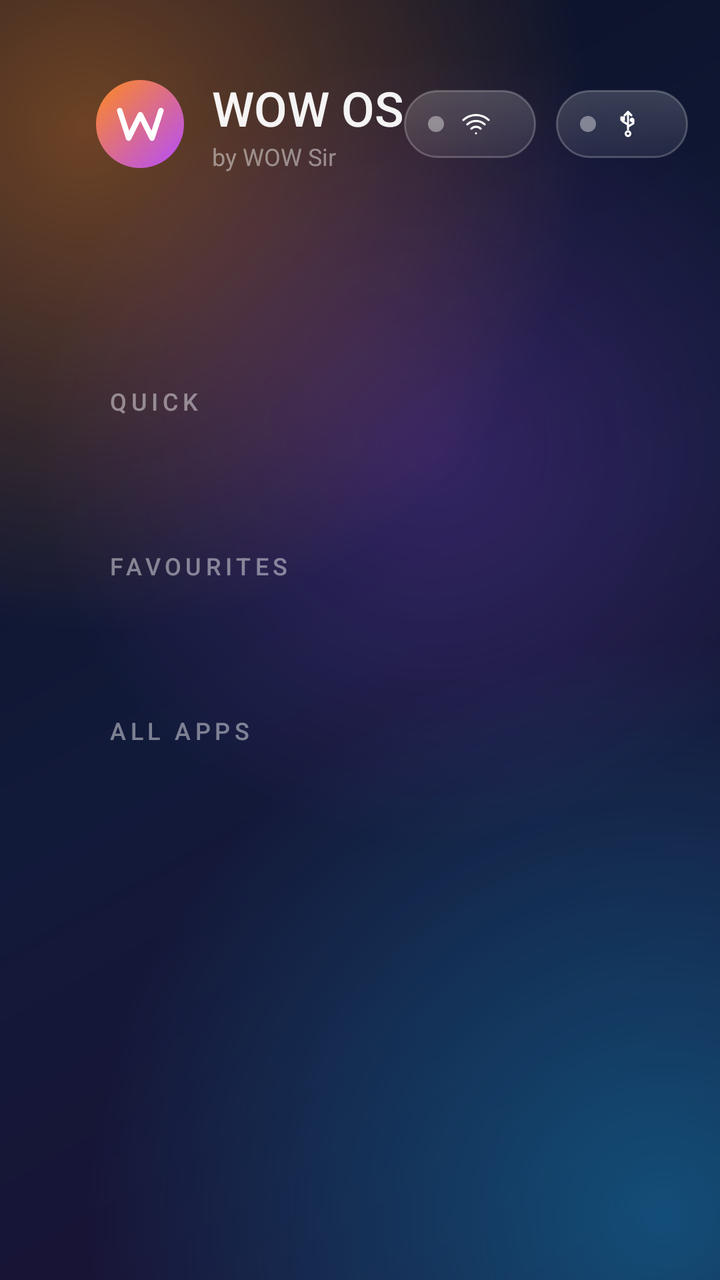
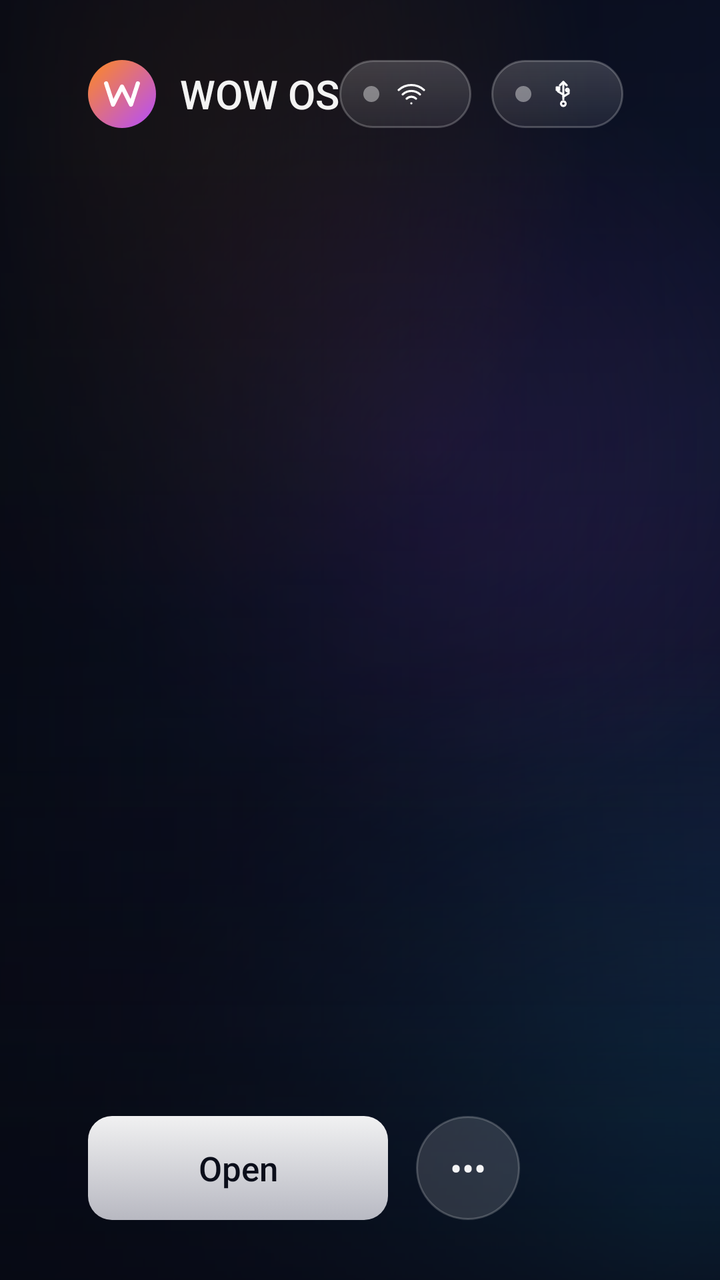

Screens rendered from an Android XML layout before and after an edit, with the pre-edit source and the edit as a unified diff.
<!-- AndroidManifest.xml: application theme WowTheme -->
<!-- res/layout/activity_home.xml -->
<?xml version="1.0" encoding="utf-8"?>
<ScrollView xmlns:android="http://schemas.android.com/apk/res/android"
    android:id="@+id/page"
    android:layout_width="match_parent"
    android:layout_height="match_parent"
    android:clipChildren="false"
    android:clipToPadding="false"
    android:fillViewport="true"
    android:scrollbars="none">

<LinearLayout
    android:layout_width="match_parent"
    android:layout_height="wrap_content"
    android:clipChildren="false"
    android:clipToPadding="false"
    android:orientation="vertical"
    android:paddingStart="48dp"
    android:paddingTop="28dp"
    android:paddingEnd="48dp"
    android:paddingBottom="12dp">

    
    <LinearLayout
        android:layout_width="match_parent"
        android:layout_height="wrap_content"
        android:gravity="center_vertical"
        android:orientation="horizontal">

        <ImageView
            android:layout_width="44dp"
            android:layout_height="44dp"
            android:importantForAccessibility="no"
            android:src="@drawable/ic_launcher" />

        <LinearLayout
            android:layout_width="wrap_content"
            android:layout_height="wrap_content"
            android:layout_marginStart="14dp"
            android:orientation="vertical">

            <TextView
                android:layout_width="wrap_content"
                android:layout_height="wrap_content"
                android:fontFamily="sans-serif-medium"
                android:text="@string/app_name"
                android:textColor="@color/text"
                android:textSize="24sp" />

            <TextView
                android:layout_width="wrap_content"
                android:layout_height="wrap_content"
                android:text="@string/tagline"
                android:textColor="@color/text_faint"
                android:textSize="12sp" />
        </LinearLayout>

        <View
            android:layout_width="0dp"
            android:layout_height="1dp"
            android:layout_weight="1" />

        <LinearLayout style="@style/Chip">
            <ImageView android:id="@+id/net_dot" android:layout_width="8dp" android:layout_height="8dp" android:src="@drawable/dot_off" />
            <ImageView android:layout_width="16dp" android:layout_height="16dp" android:layout_marginStart="8dp" android:src="@drawable/ic_wifi" />
            <TextView android:id="@+id/net_text" style="@style/ChipText" />
        </LinearLayout>

        <LinearLayout style="@style/Chip">
            <ImageView android:id="@+id/usb_dot" android:layout_width="8dp" android:layout_height="8dp" android:src="@drawable/dot_off" />
            <ImageView android:layout_width="16dp" android:layout_height="16dp" android:layout_marginStart="8dp" android:src="@drawable/ic_usb" />
            <TextView android:id="@+id/usb_text" style="@style/ChipText" />
        </LinearLayout>

        <LinearLayout android:id="@+id/next_chip" style="@style/Chip" android:layout_marginEnd="24dp" android:visibility="gone">
            <ImageView android:layout_width="16dp" android:layout_height="16dp" android:src="@drawable/ic_bell" />
            <TextView android:id="@+id/next_text" style="@style/ChipText" android:maxWidth="260dp" android:singleLine="true" android:ellipsize="end" />
        </LinearLayout>

        <LinearLayout
            android:layout_width="wrap_content"
            android:layout_height="wrap_content"
            android:gravity="end"
            android:orientation="vertical">

            <TextClock
                android:layout_width="wrap_content"
                android:layout_height="wrap_content"
                android:fontFamily="sans-serif-light"
                android:format12Hour="h:mm"
                android:format24Hour="HH:mm"
                android:textColor="@color/text"
                android:textSize="38sp" />

            <TextClock
                android:layout_width="wrap_content"
                android:layout_height="wrap_content"
                android:format12Hour="EEEE, d MMMM"
                android:format24Hour="EEEE, d MMMM"
                android:textColor="@color/text_dim"
                android:textSize="13sp" />
        </LinearLayout>
    </LinearLayout>

    
    <TextView
        android:id="@+id/greet"
        android:layout_width="wrap_content"
        android:layout_height="wrap_content"
        android:layout_marginStart="4dp"
        android:layout_marginTop="18dp"
        android:fontFamily="sans-serif-light"
        android:textColor="@color/text"
        android:textSize="30sp" />

    <TextView
        android:id="@+id/message"
        android:layout_width="wrap_content"
        android:layout_height="wrap_content"
        android:layout_marginStart="4dp"
        android:layout_marginTop="2dp"
        android:maxLines="2"
        android:maxWidth="900dp"
        android:textColor="@color/text_dim"
        android:textSize="16sp"
        android:textStyle="italic" />

    
    <TextView android:id="@+id/sec_inputs" style="@style/Section" android:layout_marginTop="14dp" android:text="@string/sec_inputs" android:visibility="gone" />

    <HorizontalScrollView
        android:id="@+id/inputs_scroll"
        android:layout_width="match_parent"
        android:layout_height="wrap_content"
        android:clipChildren="false"
        android:clipToPadding="false"
        android:paddingTop="30dp"
        android:paddingBottom="30dp"
        android:scrollbars="none"
        android:visibility="gone">

        <LinearLayout
            android:id="@+id/inputs_row"
            android:layout_width="wrap_content"
            android:layout_height="wrap_content"
            android:clipChildren="false"
            android:orientation="horizontal"
            android:paddingStart="40dp"
            android:paddingEnd="40dp" />
    </HorizontalScrollView>

    
    <TextView style="@style/Section" android:layout_marginTop="14dp" android:text="@string/sec_quick" />

    <HorizontalScrollView
        android:id="@+id/quick_scroll"
        android:layout_width="match_parent"
        android:layout_height="wrap_content"
        android:clipChildren="false"
        android:clipToPadding="false"
        android:paddingTop="30dp"
        android:paddingBottom="30dp"
        android:scrollbars="none">

        <LinearLayout
            android:id="@+id/quick_row"
            android:layout_width="wrap_content"
            android:layout_height="wrap_content"
            android:clipChildren="false"
            android:orientation="horizontal"
            android:paddingStart="40dp"
            android:paddingEnd="40dp" />
    </HorizontalScrollView>

    
    <TextView style="@style/Section" android:layout_marginTop="6dp" android:text="@string/sec_favs" />

    <HorizontalScrollView
        android:id="@+id/fav_scroll"
        android:layout_width="match_parent"
        android:layout_height="wrap_content"
        android:clipChildren="false"
        android:clipToPadding="false"
        android:paddingTop="30dp"
        android:paddingBottom="30dp"
        android:scrollbars="none">

        <LinearLayout
            android:id="@+id/fav_row"
            android:layout_width="wrap_content"
            android:layout_height="wrap_content"
            android:clipChildren="false"
            android:orientation="horizontal"
            android:paddingStart="40dp"
            android:paddingEnd="40dp" />
    </HorizontalScrollView>

    <TextView
        android:id="@+id/fav_hint"
        android:layout_width="wrap_content"
        android:layout_height="wrap_content"
        android:layout_marginStart="6dp"
        android:layout_marginBottom="8dp"
        android:text="@string/fav_hint"
        android:textColor="@color/text_faint"
        android:textSize="13sp"
        android:visibility="gone" />

    
    <TextView style="@style/Section" android:layout_marginTop="6dp" android:text="@string/sec_all" />

    <HorizontalScrollView
        android:id="@+id/all_scroll"
        android:layout_width="match_parent"
        android:layout_height="wrap_content"
        android:clipChildren="false"
        android:clipToPadding="false"
        android:paddingTop="30dp"
        android:paddingBottom="30dp"
        android:scrollbars="none">

        <LinearLayout
            android:id="@+id/all_row"
            android:layout_width="wrap_content"
            android:layout_height="wrap_content"
            android:clipChildren="false"
            android:orientation="horizontal"
            android:paddingStart="40dp"
            android:paddingEnd="40dp" />
    </HorizontalScrollView>
</LinearLayout>
</ScrollView>
<!-- resources referenced by this layout -->
<resources>
  <color name="text_dim">#A6FFFFFF</color>
  <string name="fav_hint">Hold OK (or press Menu) on any app to pin it here</string>
  <string name="sec_all">ALL APPS</string>
  <string name="sec_favs">FAVOURITES</string>
  <string name="sec_inputs">INPUTS</string>
  <string name="sec_quick">QUICK</string>
  <string name="tagline">by WOW Sir</string>
  <style name="Section">
          <item name="android:layout_width">wrap_content</item>
          <item name="android:layout_height">wrap_content</item>
          <item name="android:textColor">@color/text_faint</item>
          <item name="android:textSize">12sp</item>
          <item name="android:letterSpacing">0.18</item>
          <item name="android:fontFamily">sans-serif-medium</item>
          <item name="android:layout_marginStart">6dp</item>
      </style>
  <!-- unchanged entries left out for length: 14 -->
</resources>

<!-- the commit's change to res/layout/activity_home.xml (unified diff, before → after) -->
@@ -1,231 +1,218 @@
 <?xml version="1.0" encoding="utf-8"?>
-<ScrollView xmlns:android="http://schemas.android.com/apk/res/android"
-    android:id="@+id/page"
+<FrameLayout xmlns:android="http://schemas.android.com/apk/res/android"
     android:layout_width="match_parent"
     android:layout_height="match_parent"
-    android:clipChildren="false"
-    android:clipToPadding="false"
-    android:fillViewport="true"
-    android:scrollbars="none">
-
-<LinearLayout
-    android:layout_width="match_parent"
-    android:layout_height="wrap_content"
-    android:clipChildren="false"
-    android:clipToPadding="false"
-    android:orientation="vertical"
-    android:paddingStart="48dp"
-    android:paddingTop="28dp"
-    android:paddingEnd="48dp"
-    android:paddingBottom="12dp">
+    android:background="@drawable/bg_wallpaper">
 
     
+    <ImageView
+        android:id="@+id/hero_a"
+        android:layout_width="match_parent"
+        android:layout_height="match_parent"
+        android:importantForAccessibility="no"
+        android:scaleType="centerCrop" />
+
+    <ImageView
+        android:id="@+id/hero_b"
+        android:layout_width="match_parent"
+        android:layout_height="match_parent"
+        android:alpha="0"
+        android:importantForAccessibility="no"
+        android:scaleType="centerCrop" />
+
+    
+    <ImageView
+        android:id="@+id/hero_icon"
+        android:layout_width="240dp"
+        android:layout_height="240dp"
+        android:layout_gravity="center"
+        android:alpha="0"
+        android:importantForAccessibility="no"
+        android:scaleType="fitCenter" />
+
+    <View
+        android:layout_width="match_parent"
+        android:layout_height="match_parent"
+        android:background="@drawable/hero_scrim" />
+
     <LinearLayout
         android:layout_width="match_parent"
-        android:layout_height="wrap_content"
-        android:gravity="center_vertical"
-        android:orientation="horizontal">
-
-        <ImageView
-            android:layout_width="44dp"
-            android:layout_height="44dp"
-            android:importantForAccessibility="no"
-            android:src="@drawable/ic_launcher" />
-
+        android:layout_height="match_parent"
+        android:clipChildren="false"
+        android:orientation="vertical"
+        android:paddingStart="44dp"
+        android:paddingTop="26dp"
+        android:paddingEnd="44dp"
+        android:paddingBottom="30dp">
+
+        
         <LinearLayout
-            android:layout_width="wrap_content"
-            android:layout_height="wrap_content"
-            android:layout_marginStart="14dp"
-            android:orientation="vertical">
+            android:layout_width="match_parent"
+            android:layout_height="wrap_content"
+            android:gravity="center_vertical"
+            android:orientation="horizontal">
+
+            <ImageView
+                android:layout_width="34dp"
+                android:layout_height="34dp"
+                android:importantForAccessibility="no"
+                android:src="@drawable/ic_launcher" />
 
             <TextView
                 android:layout_width="wrap_content"
                 android:layout_height="wrap_content"
+                android:layout_marginStart="12dp"
                 android:fontFamily="sans-serif-medium"
                 android:text="@string/app_name"
                 android:textColor="@color/text"
-                android:textSize="24sp" />
-
-            <TextView
+                android:textSize="20sp" />
+
+            <View
+                android:layout_width="0dp"
+                android:layout_height="1dp"
+                android:layout_weight="1" />
+
+            <LinearLayout style="@style/Chip">
+                <ImageView android:id="@+id/net_dot" android:layout_width="8dp" android:layout_height="8dp" android:src="@drawable/dot_off" />
+                <ImageView android:layout_width="16dp" android:layout_height="16dp" android:layout_marginStart="8dp" android:src="@drawable/ic_wifi" />
+                <TextView android:id="@+id/net_text" style="@style/ChipText" />
+            </LinearLayout>
+
+            <LinearLayout style="@style/Chip">
+                <ImageView android:id="@+id/usb_dot" android:layout_width="8dp" android:layout_height="8dp" android:src="@drawable/dot_off" />
+                <ImageView android:layout_width="16dp" android:layout_height="16dp" android:layout_marginStart="8dp" android:src="@drawable/ic_usb" />
+                <TextView android:id="@+id/usb_text" style="@style/ChipText" />
+            </LinearLayout>
+
+            <LinearLayout android:id="@+id/next_chip" style="@style/Chip" android:visibility="gone">
+                <ImageView android:layout_width="16dp" android:layout_height="16dp" android:src="@drawable/ic_bell" />
+                <TextView android:id="@+id/next_text" style="@style/ChipText" android:maxWidth="220dp" android:singleLine="true" android:ellipsize="end" />
+            </LinearLayout>
+
+            <ImageView
+                android:id="@+id/btn_settings"
+                android:layout_width="42dp"
+                android:layout_height="42dp"
+                android:layout_marginStart="6dp"
+                android:background="@drawable/glass_circle"
+                android:focusable="true"
+                android:padding="10dp"
+                android:src="@drawable/ic_settings" />
+
+            <ImageView
+                android:id="@+id/btn_menu"
+                android:layout_width="42dp"
+                android:layout_height="42dp"
+                android:layout_marginStart="10dp"
+                android:background="@drawable/glass_circle"
+                android:focusable="true"
+                android:padding="10dp"
+                android:src="@drawable/ic_grid" />
+
+            <TextClock
                 android:layout_width="wrap_content"
                 android:layout_height="wrap_content"
-                android:text="@string/tagline"
-                android:textColor="@color/text_faint"
-                android:textSize="12sp" />
-        </LinearLayout>
-
-        <View
-            android:layout_width="0dp"
-            android:layout_height="1dp"
-            android:layout_weight="1" />
-
-        <LinearLayout style="@style/Chip">
-            <ImageView android:id="@+id/net_dot" android:layout_width="8dp" android:layout_height="8dp" android:src="@drawable/dot_off" />
-            <ImageView android:layout_width="16dp" android:layout_height="16dp" android:layout_marginStart="8dp" android:src="@drawable/ic_wifi" />
-            <TextView android:id="@+id/net_text" style="@style/ChipText" />
-        </LinearLayout>
-
-        <LinearLayout style="@style/Chip">
-            <ImageView android:id="@+id/usb_dot" android:layout_width="8dp" android:layout_height="8dp" android:src="@drawable/dot_off" />
-            <ImageView android:layout_width="16dp" android:layout_height="16dp" android:layout_marginStart="8dp" android:src="@drawable/ic_usb" />
-            <TextView android:id="@+id/usb_text" style="@style/ChipText" />
-        </LinearLayout>
-
-        <LinearLayout android:id="@+id/next_chip" style="@style/Chip" android:layout_marginEnd="24dp" android:visibility="gone">
-            <ImageView android:layout_width="16dp" android:layout_height="16dp" android:src="@drawable/ic_bell" />
-            <TextView android:id="@+id/next_text" style="@style/ChipText" android:maxWidth="260dp" android:singleLine="true" android:ellipsize="end" />
-        </LinearLayout>
-
-        <LinearLayout
-            android:layout_width="wrap_content"
-            android:layout_height="wrap_content"
-            android:gravity="end"
-            android:orientation="vertical">
-
-            <TextClock
-                android:layout_width="wrap_content"
-                android:layout_height="wrap_content"
+                android:layout_marginStart="16dp"
                 android:fontFamily="sans-serif-light"
                 android:format12Hour="h:mm"
                 android:format24Hour="HH:mm"
                 android:textColor="@color/text"
-                android:textSize="38sp" />
-
-            <TextClock
+                android:textSize="26sp" />
+        </LinearLayout>
+
+        
+        <HorizontalScrollView
+            android:id="@+id/app_scroll"
+            android:layout_width="match_parent"
+            android:layout_height="wrap_content"
+            android:layout_marginTop="18dp"
+            android:clipChildren="false"
+            android:clipToPadding="false"
+            android:paddingTop="16dp"
+            android:paddingBottom="16dp"
+            android:scrollbars="none">
+
+            <LinearLayout
+                android:id="@+id/app_row"
                 android:layout_width="wrap_content"
                 android:layout_height="wrap_content"
-                android:format12Hour="EEEE, d MMMM"
-                android:format24Hour="EEEE, d MMMM"
-                android:textColor="@color/text_dim"
-                android:textSize="13sp" />
+                android:clipChildren="false"
+                android:orientation="horizontal"
+                android:paddingStart="4dp"
+                android:paddingEnd="40dp" />
+        </HorizontalScrollView>
+
+        
+        <View
+            android:layout_width="match_parent"
+            android:layout_height="0dp"
+            android:layout_weight="1" />
+
+        
+        <TextView
+            android:id="@+id/hero_tag"
+            android:layout_width="wrap_content"
+            android:layout_height="wrap_content"
+            android:letterSpacing="0.14"
+            android:textColor="@color/text_faint"
+            android:textSize="12sp"
+            android:visibility="gone" />
+
+        <TextView
+            android:id="@+id/hero_title"
+            android:layout_width="wrap_content"
+            android:layout_height="wrap_content"
+            android:layout_marginTop="2dp"
+            android:ellipsize="end"
+            android:fontFamily="sans-serif-medium"
+            android:maxWidth="760dp"
+            android:maxLines="1"
+            android:shadowColor="#CC000000"
+            android:shadowDx="0"
+            android:shadowDy="2"
+            android:shadowRadius="10"
+            android:textColor="@color/text"
+            android:textSize="40sp" />
+
+        <LinearLayout
+            android:layout_width="wrap_content"
+            android:layout_height="wrap_content"
+            android:layout_marginTop="14dp"
+            android:clipChildren="false"
+            android:gravity="center_vertical"
+            android:orientation="horizontal">
+
+            <TextView
+                android:id="@+id/btn_open"
+                android:layout_width="wrap_content"
+                android:layout_height="52dp"
+                android:background="@drawable/btn_open"
+                android:focusable="true"
+                android:fontFamily="sans-serif-medium"
+                android:gravity="center"
+                android:minWidth="150dp"
+                android:paddingStart="28dp"
+                android:paddingEnd="28dp"
+                android:text="@string/open"
+                android:textColor="#0B0E1A"
+                android:textSize="17sp" />
+
+            <LinearLayout
+                android:id="@+id/btn_options"
+                android:layout_width="52dp"
+                android:layout_height="52dp"
+                android:layout_marginStart="14dp"
+                android:background="@drawable/glass_circle"
+                android:focusable="true"
+                android:gravity="center">
+
+                <TextView
+                    android:layout_width="wrap_content"
+                    android:layout_height="wrap_content"
+                    android:text="•••"
+                    android:textColor="@color/text"
+                    android:textSize="18sp" />
+            </LinearLayout>
         </LinearLayout>
     </LinearLayout>
-
-    
-    <TextView
-        android:id="@+id/greet"
-        android:layout_width="wrap_content"
-        android:layout_height="wrap_content"
-        android:layout_marginStart="4dp"
-        android:layout_marginTop="18dp"
-        android:fontFamily="sans-serif-light"
-        android:textColor="@color/text"
-        android:textSize="30sp" />
-
-    <TextView
-        android:id="@+id/message"
-        android:layout_width="wrap_content"
-        android:layout_height="wrap_content"
-        android:layout_marginStart="4dp"
-        android:layout_marginTop="2dp"
-        android:maxLines="2"
-        android:maxWidth="900dp"
-        android:textColor="@color/text_dim"
-        android:textSize="16sp"
-        android:textStyle="italic" />
-
-    
-    <TextView android:id="@+id/sec_inputs" style="@style/Section" android:layout_marginTop="14dp" android:text="@string/sec_inputs" android:visibility="gone" />
-
-    <HorizontalScrollView
-        android:id="@+id/inputs_scroll"
-        android:layout_width="match_parent"
-        android:layout_height="wrap_content"
-        android:clipChildren="false"
-        android:clipToPadding="false"
-        android:paddingTop="30dp"
-        android:paddingBottom="30dp"
-        android:scrollbars="none"
-        android:visibility="gone">
-
-        <LinearLayout
-            android:id="@+id/inputs_row"
-            android:layout_width="wrap_content"
-            android:layout_height="wrap_content"
-            android:clipChildren="false"
-            android:orientation="horizontal"
-            android:paddingStart="40dp"
-            android:paddingEnd="40dp" />
-    </HorizontalScrollView>
-
-    
-    <TextView style="@style/Section" android:layout_marginTop="14dp" android:text="@string/sec_quick" />
-
-    <HorizontalScrollView
-        android:id="@+id/quick_scroll"
-        android:layout_width="match_parent"
-        android:layout_height="wrap_content"
-        android:clipChildren="false"
-        android:clipToPadding="false"
-        android:paddingTop="30dp"
-        android:paddingBottom="30dp"
-        android:scrollbars="none">
-
-        <LinearLayout
-            android:id="@+id/quick_row"
-            android:layout_width="wrap_content"
-            android:layout_height="wrap_content"
-            android:clipChildren="false"
-            android:orientation="horizontal"
-            android:paddingStart="40dp"
-            android:paddingEnd="40dp" />
-    </HorizontalScrollView>
-
-    
-    <TextView style="@style/Section" android:layout_marginTop="6dp" android:text="@string/sec_favs" />
-
-    <HorizontalScrollView
-        android:id="@+id/fav_scroll"
-        android:layout_width="match_parent"
-        android:layout_height="wrap_content"
-        android:clipChildren="false"
-        android:clipToPadding="false"
-        android:paddingTop="30dp"
-        android:paddingBottom="30dp"
-        android:scrollbars="none">
-
-        <LinearLayout
-            android:id="@+id/fav_row"
-            android:layout_width="wrap_content"
-            android:layout_height="wrap_content"
-            android:clipChildren="false"
-            android:orientation="horizontal"
-            android:paddingStart="40dp"
-            android:paddingEnd="40dp" />
-    </HorizontalScrollView>
-
-    <TextView
-        android:id="@+id/fav_hint"
-        android:layout_width="wrap_content"
-        android:layout_height="wrap_content"
-        android:layout_marginStart="6dp"
-        android:layout_marginBottom="8dp"
-        android:text="@string/fav_hint"
-        android:textColor="@color/text_faint"
-        android:textSize="13sp"
-        android:visibility="gone" />
-
-    
-    <TextView style="@style/Section" android:layout_marginTop="6dp" android:text="@string/sec_all" />
-
-    <HorizontalScrollView
-        android:id="@+id/all_scroll"
-        android:layout_width="match_parent"
-        android:layout_height="wrap_content"
-        android:clipChildren="false"
-        android:clipToPadding="false"
-        android:paddingTop="30dp"
-        android:paddingBottom="30dp"
-        android:scrollbars="none">
-
-        <LinearLayout
-            android:id="@+id/all_row"
-            android:layout_width="wrap_content"
-            android:layout_height="wrap_content"
-            android:clipChildren="false"
-            android:orientation="horizontal"
-            android:paddingStart="40dp"
-            android:paddingEnd="40dp" />
-    </HorizontalScrollView>
-</LinearLayout>
-</ScrollView>
+</FrameLayout>
<!-- resource entries referenced after the edit -->
@@ -1,21 +1,63 @@
 <!-- resources referenced by this layout -->
 <resources>
-  <color name="text_dim">#A6FFFFFF</color>
-  <string name="fav_hint">Hold OK (or press Menu) on any app to pin it here</string>
-  <string name="sec_all">ALL APPS</string>
-  <string name="sec_favs">FAVOURITES</string>
-  <string name="sec_inputs">INPUTS</string>
-  <string name="sec_quick">QUICK</string>
-  <string name="tagline">by WOW Sir</string>
-  <style name="Section">
-          <item name="android:layout_width">wrap_content</item>
-          <item name="android:layout_height">wrap_content</item>
-          <item name="android:textColor">@color/text_faint</item>
-          <item name="android:textSize">12sp</item>
-          <item name="android:letterSpacing">0.18</item>
-          <item name="android:fontFamily">sans-serif-medium</item>
-          <item name="android:layout_marginStart">6dp</item>
-      </style>
+  <!-- drawable btn_open (drawable) -->
+  <?xml version="1.0" encoding="utf-8"?>
+  <selector xmlns:android="http://schemas.android.com/apk/res/android">
+      <item android:state_focused="true"><shape><corners android:radius="12dp" />
+          <solid android:color="#FFFFFFFF" /></shape></item>
+      <item android:state_selected="true"><shape><corners android:radius="12dp" />
+          <solid android:color="#FFFFFFFF" /></shape></item>
+      <item><shape><corners android:radius="12dp" />
+          <gradient android:angle="270" android:startColor="#F0FFFFFF" android:endColor="#C8E8E8F0" /></shape></item>
+  </selector>
+  <!-- drawable glass_circle (drawable) -->
+  <?xml version="1.0" encoding="utf-8"?>
+  <selector xmlns:android="http://schemas.android.com/apk/res/android">
+      <item android:state_focused="true"><shape android:shape="oval">
+          <solid android:color="#59FFFFFF" /><stroke android:width="2dp" android:color="#FFFFFFFF" />
+      </shape></item>
+      <item android:state_selected="true"><shape android:shape="oval">
+          <solid android:color="#59FFFFFF" /><stroke android:width="2dp" android:color="#FFFFFFFF" />
+      </shape></item>
+      <item><shape android:shape="oval">
+          <solid android:color="#24FFFFFF" /><stroke android:width="1dp" android:color="#33FFFFFF" />
+      </shape></item>
+  </selector>
+  <!-- drawable hero_scrim (drawable) -->
+  <?xml version="1.0" encoding="utf-8"?>
+  <layer-list xmlns:android="http://schemas.android.com/apk/res/android">
+      <item>
+          <shape>
+              <gradient android:angle="0" android:startColor="#E6060913" android:centerColor="#73060913" android:endColor="#00060913" />
+          </shape>
+      </item>
+      <item>
+          <shape>
+              <gradient android:angle="90" android:startColor="#CC060913" android:centerColor="#1A060913" android:endColor="#00060913" />
+          </shape>
+      </item>
+      <item>
+          <shape>
+              <gradient android:angle="270" android:startColor="#73060913" android:endColor="#00060913" />
+          </shape>
+      </item>
+  </layer-list>
+  <!-- drawable ic_grid (drawable) -->
+  <?xml version="1.0" encoding="utf-8"?>
+  <vector xmlns:android="http://schemas.android.com/apk/res/android" android:width="24dp" android:height="24dp" android:viewportWidth="24" android:viewportHeight="24">
+      <path android:pathData="M4,4h6v6H4z" android:fillColor="#00000000" android:strokeColor="#FFFFFFFF" android:strokeWidth="1.6" android:strokeLineCap="round" android:strokeLineJoin="round" />
+      <path android:pathData="M14,4h6v6h-6z" android:fillColor="#00000000" android:strokeColor="#FFFFFFFF" android:strokeWidth="1.6" android:strokeLineCap="round" android:strokeLineJoin="round" />
+      <path android:pathData="M4,14h6v6H4z" android:fillColor="#00000000" android:strokeColor="#FFFFFFFF" android:strokeWidth="1.6" android:strokeLineCap="round" android:strokeLineJoin="round" />
+      <path android:pathData="M14,14h6v6h-6z" android:fillColor="#00000000" android:strokeColor="#FFFFFFFF" android:strokeWidth="1.6" android:strokeLineCap="round" android:strokeLineJoin="round" />
+  </vector>
+  <!-- drawable ic_settings (drawable) -->
+  <?xml version="1.0" encoding="utf-8"?>
+  <vector xmlns:android="http://schemas.android.com/apk/res/android" android:width="24dp" android:height="24dp" android:viewportWidth="24" android:viewportHeight="24">
+      <path android:pathData="M12,9.2a2.8,2.8 0 1,0 0.01,0z" android:fillColor="#00000000" android:strokeColor="#FFFFFFFF" android:strokeWidth="1.6" android:strokeLineCap="round" android:strokeLineJoin="round" />
+      <path android:pathData="M12,2.8v2.4M12,18.8v2.4M2.8,12h2.4M18.8,12h2.4M5.5,5.5l1.7,1.7M16.8,16.8l1.7,1.7M5.5,18.5l1.7,-1.7M16.8,7.2l1.7,-1.7" android:fillColor="#00000000" android:strokeColor="#FFFFFFFF" android:strokeWidth="1.6" android:strokeLineCap="round" android:strokeLineJoin="round" />
+      <path android:pathData="M12,6.2a5.8,5.8 0 1,0 0.01,0z" android:fillColor="#00000000" android:strokeColor="#FFFFFFFF" android:strokeWidth="1.6" android:strokeLineCap="round" android:strokeLineJoin="round" />
+  </vector>
+  <string name="open">Open</string>
   <!-- unchanged entries left out for length: 14 -->
 </resources>
 
